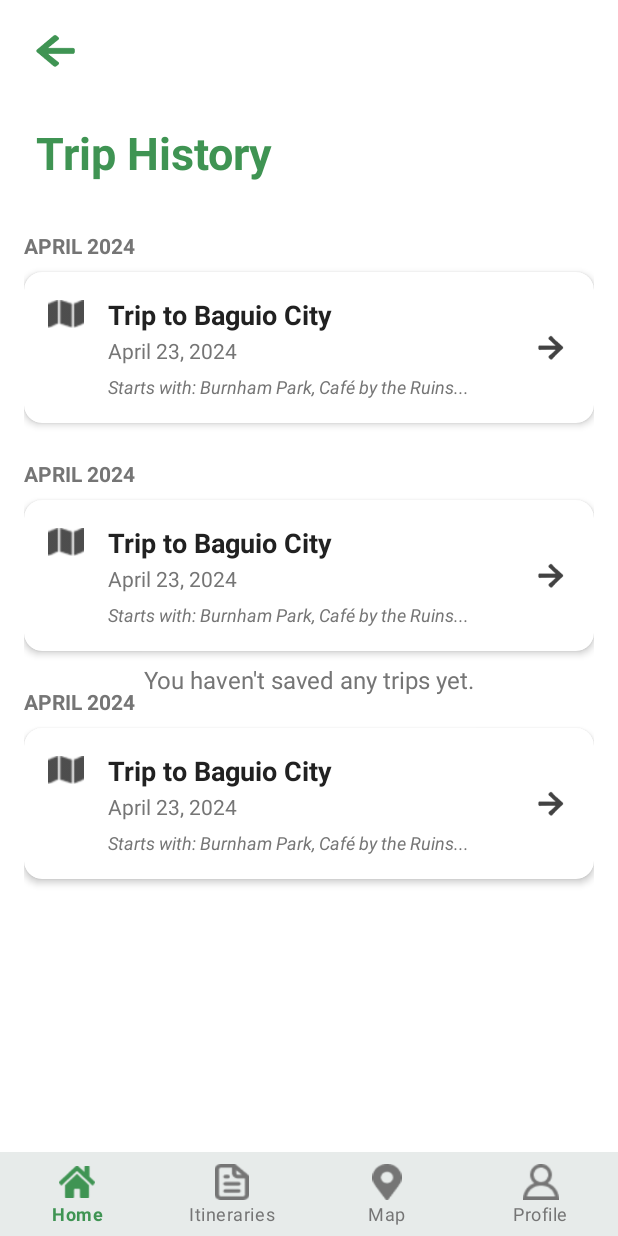
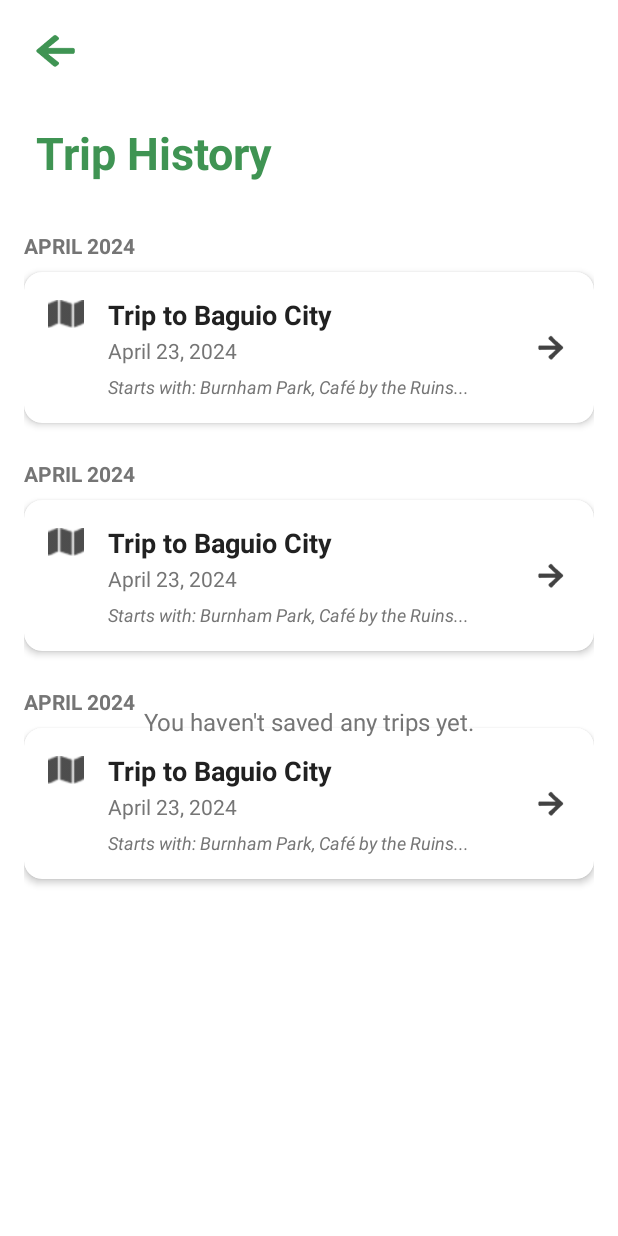
Before and after one commit to Sugarkoko/AlayaApp, an Android app: the layout activity_trip_history.xml on its own in the app's theme, with its tools: preview values and no code run, on a phone screen of 412 x 824 dp. Run offline under Robolectric (Android 15) with nearby library versions, the phone set to English and light mode, and no system bars; Roboto replaces fonts that are not available here.

Commit message:
removed navbar in trip history

```diff
--- a/app/src/main/res/layout/activity_trip_history.xml
+++ b/app/src/main/res/layout/activity_trip_history.xml
@@ -31,7 +31,7 @@
         app:layout_constraintStart_toStartOf="parent"
         app:layout_constraintTop_toBottomOf="@id/iv_back_arrow_trip_history" />
 
-    <!-- This RecyclerView replaces the old static content. Padding has been removed. -->
+    <!-- RecyclerView is now constrained to the bottom of the parent -->
     <androidx.recyclerview.widget.RecyclerView
         android:id="@+id/rv_trip_history"
         android:layout_width="0dp"
@@ -40,13 +40,12 @@
         android:clipToPadding="false"
         android:paddingBottom="8dp"
         app:layoutManager="androidx.recyclerview.widget.LinearLayoutManager"
-        app:layout_constraintBottom_toTopOf="@id/bottom_navigation_trip_history"
+        app:layout_constraintBottom_toBottomOf="parent"
         app:layout_constraintEnd_toEndOf="parent"
         app:layout_constraintStart_toStartOf="parent"
         app:layout_constraintTop_toBottomOf="@id/tv_trip_history_title"
         tools:listitem="@layout/item_trip_history" />
 
-    <!-- This TextView is for showing messages like "No trips saved yet." -->
     <TextView
         android:id="@+id/tv_no_history_message"
         android:layout_width="wrap_content"
@@ -61,19 +60,6 @@
         app:layout_constraintTop_toTopOf="@id/rv_trip_history"
         tools:visibility="visible" />
 
-    <com.google.android.material.bottomnavigation.BottomNavigationView
-        android:id="@+id/bottom_navigation_trip_history"
-        style="@style/Widget.MaterialComponents.BottomNavigationView.Colored"
-        android:layout_width="0dp"
-        android:layout_height="wrap_content"
-        android:background="?android:attr/windowBackground"
-        app:elevation="8dp"
-        app:itemIconTint="@color/bottom_nav_color_selector"
-        app:itemTextColor="@color/bottom_nav_color_selector"
-        app:labelVisibilityMode="labeled"
-        app:layout_constraintBottom_toBottomOf="parent"
-        app:layout_constraintEnd_toEndOf="parent"
-        app:layout_constraintStart_toStartOf="parent"
-        app:menu="@menu/bottom_nav_menu" />
+    <!-- The BottomNavigationView has been completely removed from this file. -->
 
 </androidx.constraintlayout.widget.ConstraintLayout>
```
Also changed, not shown: app/src/main/java/com/example/alayaapp/TripHistoryActivity.java (+3 -20 lines), 1 other file.
